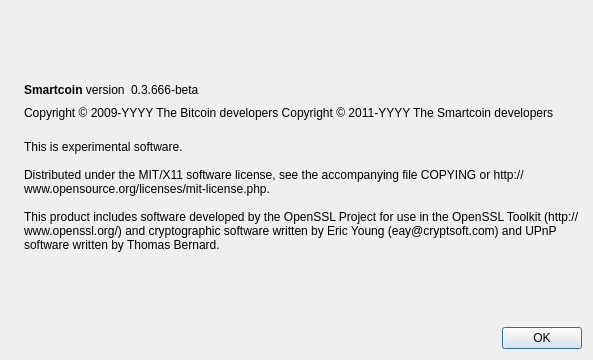
First picture: the form in src/qt/forms/aboutdialog.ui, repository psionin/smartcoin-0.9, before the edit.
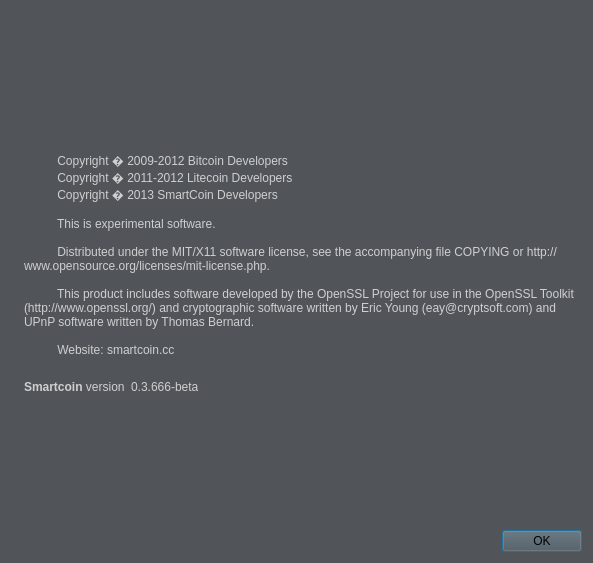
Second picture: the form after the edit. Icons and pictures are not drawn.

What changed in the file:
```diff
--- a/src/qt/forms/aboutdialog.ui
+++ b/src/qt/forms/aboutdialog.ui
@@ -7,12 +7,18 @@
     <x>0</x>
     <y>0</y>
     <width>593</width>
-    <height>360</height>
+    <height>563</height>
    </rect>
   </property>
   <property name="windowTitle">
    <string>About Smartcoin</string>
   </property>
+  <property name="styleSheet">
+   <string notr="true">QWidget {
+background: #515458;
+}
+</string>
+  </property>
   <layout class="QHBoxLayout" name="horizontalLayout_2">
    <item>
     <widget class="QLabel" name="label_4">
@@ -42,6 +48,37 @@
        </property>
       </spacer>
      </item>
+     <item>
+      <widget class="QLabel" name="label_2">
+       <property name="cursor">
+        <cursorShape>IBeamCursor</cursorShape>
+       </property>
+       <property name="styleSheet">
+        <string notr="true">color:#cecfd1;</string>
+       </property>
+       <property name="text">
+        <string>
+          Copyright � 2009-2012 Bitcoin Developers
+          Copyright � 2011-2012 Litecoin Developers
+          Copyright � 2013 SmartCoin Developers
+
+          This is experimental software.
+
+          Distributed under the MIT/X11 software license, see the accompanying file COPYING or http://www.opensource.org/licenses/mit-license.php.
+
+          This product includes software developed by the OpenSSL Project for use in the OpenSSL Toolkit (http://www.openssl.org/) and cryptographic software written by Eric Young (eay@cryptsoft.com) and UPnP software written by Thomas Bernard.
+
+          Website: smartcoin.cc
+        </string>
+       </property>
+       <property name="wordWrap">
+        <bool>true</bool>
+       </property>
+       <property name="textInteractionFlags">
+        <set>Qt::LinksAccessibleByMouse|Qt::TextSelectableByKeyboard|Qt::TextSelectableByMouse</set>
+       </property>
+      </widget>
+     </item>
      <item>
       <layout class="QHBoxLayout" name="horizontalLayout">
        <item>
@@ -49,6 +86,9 @@
          <property name="cursor">
           <cursorShape>IBeamCursor</cursorShape>
          </property>
+         <property name="styleSheet">
+          <string notr="true">color:#cecfd1;</string>
+         </property>
          <property name="text">
           <string>&lt;b&gt;Smartcoin&lt;/b&gt; version</string>
          </property>
@@ -62,9 +102,15 @@
          <property name="cursor">
           <cursorShape>IBeamCursor</cursorShape>
          </property>
+         <property name="styleSheet">
+          <string notr="true">color:#cecfd1;</string>
+         </property>
          <property name="text">
           <string notr="true">0.3.666-beta</string>
          </property>
+         <property name="textFormat">
+          <enum>Qt::RichText</enum>
+         </property>
          <property name="textInteractionFlags">
           <set>Qt::LinksAccessibleByMouse|Qt::TextSelectableByKeyboard|Qt::TextSelectableByMouse</set>
          </property>
@@ -85,44 +131,6 @@
        </item>
       </layout>
      </item>
-     <item>
-      <widget class="QLabel" name="copyrightLabel">
-       <property name="cursor">
-        <cursorShape>IBeamCursor</cursorShape>
-       </property>
-       <property name="text">
-        <string notr="true">Copyright &amp;copy; 2009-YYYY The Bitcoin developers
-Copyright &amp;copy; 2011-YYYY The Smartcoin developers</string>
-       </property>
-       <property name="textFormat">
-        <enum>Qt::RichText</enum>
-       </property>
-       <property name="textInteractionFlags">
-        <set>Qt::LinksAccessibleByMouse|Qt::TextSelectableByKeyboard|Qt::TextSelectableByMouse</set>
-       </property>
-      </widget>
-     </item>
-     <item>
-      <widget class="QLabel" name="label_2">
-       <property name="cursor">
-        <cursorShape>IBeamCursor</cursorShape>
-       </property>
-       <property name="text">
-        <string>
-This is experimental software.
-
-Distributed under the MIT/X11 software license, see the accompanying file COPYING or http://www.opensource.org/licenses/mit-license.php.
-
-This product includes software developed by the OpenSSL Project for use in the OpenSSL Toolkit (http://www.openssl.org/) and cryptographic software written by Eric Young (eay@cryptsoft.com) and UPnP software written by Thomas Bernard.</string>
-       </property>
-       <property name="wordWrap">
-        <bool>true</bool>
-       </property>
-       <property name="textInteractionFlags">
-        <set>Qt::LinksAccessibleByMouse|Qt::TextSelectableByKeyboard|Qt::TextSelectableByMouse</set>
-       </property>
-      </widget>
-     </item>
      <item>
       <spacer name="verticalSpacer">
        <property name="orientation">
@@ -138,6 +146,13 @@
      </item>
      <item>
       <widget class="QDialogButtonBox" name="buttonBox">
+       <property name="font">
+        <font>
+         <family>Helvetica Neue</family>
+         <weight>50</weight>
+         <bold>false</bold>
+        </font>
+       </property>
        <property name="orientation">
         <enum>Qt::Horizontal</enum>
        </property>
```
